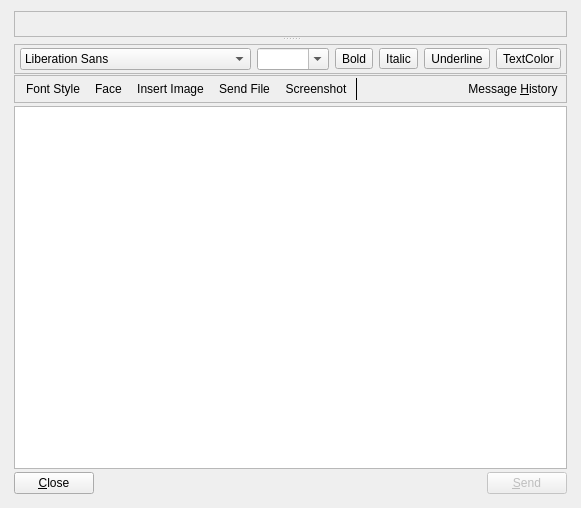
Old version of the form APP/src/messenger/imclient/chatwindow/chatmessagewindow.ui in the repository RallyWRT/qtapplications.
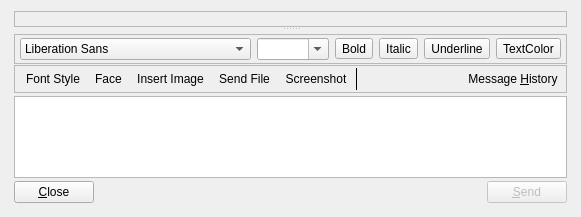
New version of the form. Icons and pictures are not drawn.

What changed in the file:
```diff
--- a/APP/src/messenger/imclient/chatwindow/chatmessagewindow.ui
+++ b/APP/src/messenger/imclient/chatwindow/chatmessagewindow.ui
@@ -7,7 +7,7 @@
     <x>0</x>
     <y>0</y>
     <width>509</width>
-    <height>508</height>
+    <height>217</height>
    </rect>
   </property>
   <property name="windowTitle">
@@ -20,18 +20,21 @@
       <enum>Qt::Vertical</enum>
      </property>
      <widget class="QWidget" name="gridLayoutWidget">
-      <layout class="QGridLayout" name="gridLayoutMessageView">
+      <layout class="QVBoxLayout" name="verticalLayoutMessageView">
        <property name="leftMargin">
         <number>3</number>
        </property>
        <property name="rightMargin">
         <number>3</number>
        </property>
-       <property name="verticalSpacing">
-        <number>0</number>
-       </property>
-       <item row="0" column="0">
+       <item>
         <widget class="QLabel" name="labelUnACKedMessage">
+         <property name="sizePolicy">
+          <sizepolicy hsizetype="Expanding" vsizetype="Preferred">
+           <horstretch>0</horstretch>
+           <verstretch>0</verstretch>
+          </sizepolicy>
+         </property>
          <property name="autoFillBackground">
           <bool>true</bool>
          </property>
@@ -221,6 +224,12 @@
            <property name="enabled">
             <bool>true</bool>
            </property>
+           <property name="sizePolicy">
+            <sizepolicy hsizetype="Expanding" vsizetype="Preferred">
+             <horstretch>0</horstretch>
+             <verstretch>0</verstretch>
+            </sizepolicy>
+           </property>
            <property name="frameShape">
             <enum>QFrame::StyledPanel</enum>
            </property>
```
